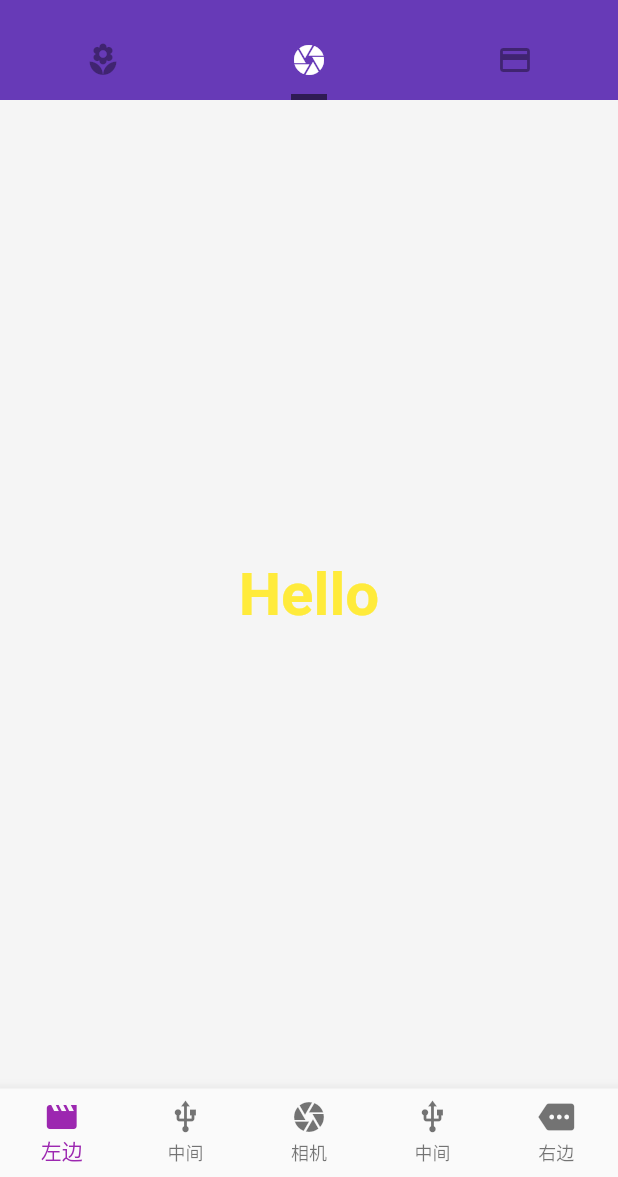
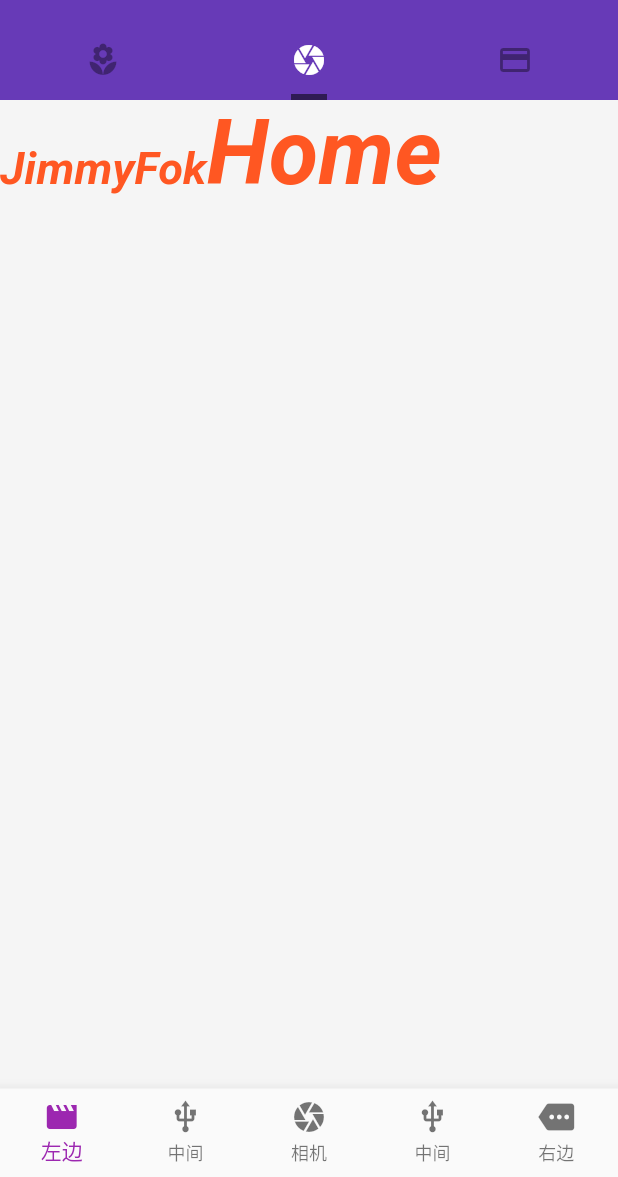
Before and after one commit to JimmyFok/flutter-first-app, a Flutter app: the screen it shows after launch, tab 2 chosen, on a phone screen of 412 x 824 dp, the part 59-1236 px from its top. Run offline on Flutter 3.47's test engine with Material 2 defaults, Android fonts, the phone set to English and light mode, and no system bars; network calls fail.

Commit message:
Text和RichText

```diff
--- /dev/null
+++ b/lib/components/Basic_Component.dart
@@ -0,0 +1,54 @@
+import 'package:flutter/material.dart';
+
+class Basic_Component extends StatelessWidget{
+  /*
+   * [Text] 文字及文字样式
+   */
+
+  // // 定义文字样式变量
+  // final TextStyle _textStyle = TextStyle(
+  //   fontSize: 20.0
+  // );
+  // // 定义歌手
+  // final _author = 'Maroon 5';
+  // final _feat = 'Cardi B';
+  // final _song = "Girls Like You";
+
+  // @override
+  //   Widget build(BuildContext context) {
+  //     return Text(
+  //       "Spent 24 hours I need a girl like you —— $_song(feat. $_feat), $_author", // 参数1<String>: 显示的文字内容，居然不支持ES6的``。
+  //       textAlign: TextAlign.center,
+  //       style: _textStyle,
+  //       maxLines: 2,  // 最大行数
+  //       overflow: TextOverflow.ellipsis,
+  //     );
+  //   }
+
+  /*
+   * [RichText] 行内及行内样式，就是行内多个文字样式混合的
+   */
+
+  @override
+    Widget build(BuildContext context) {
+      return RichText(
+        text: TextSpan(  // 需要显示的文字及文字样式
+            text: 'JimmyFok',
+            style: TextStyle(
+              fontSize: 30.0,
+              color: Colors.deepOrange,
+              fontWeight: FontWeight.bold,
+              fontStyle: FontStyle.italic
+            ),
+            children: [
+              TextSpan(
+                text: 'Home',
+                style: TextStyle(
+                  fontSize: 60.0,
+                )
+              )
+            ]
+        ),
+      );
+    }
+}
--- a/lib/main.dart
+++ b/lib/main.dart
@@ -1,5 +1,5 @@
 import 'package:flutter/material.dart'; // 引入material的设计风格（Google的，详情可去material.io了解）
-import 'components/Hello_Component.dart';
+import 'components/Basic_Component.dart';
 import 'components/List_Component.dart';
 import 'components/Drawer_Component.dart';
 import 'components/BottomNavigationBar_Component.dart';
@@ -64,7 +64,7 @@ class Home extends StatelessWidget {
         body: TabBarView(  // 与TabBar一一对应就可以
           children: <Widget>[
             List_Component(),
-            Hello_Component(),
+            Basic_Component(),
             Icon(Icons.credit_card, size: 128.0, color: Colors.black12),
           ],
         ),
```
